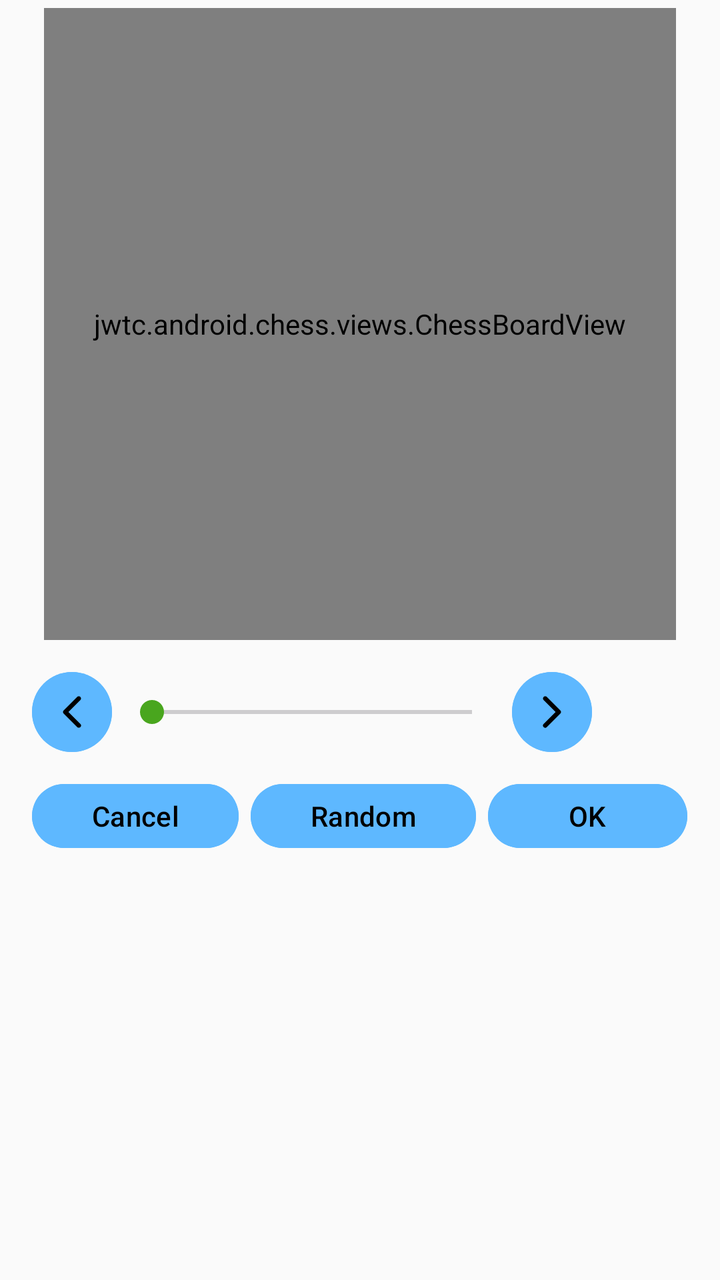
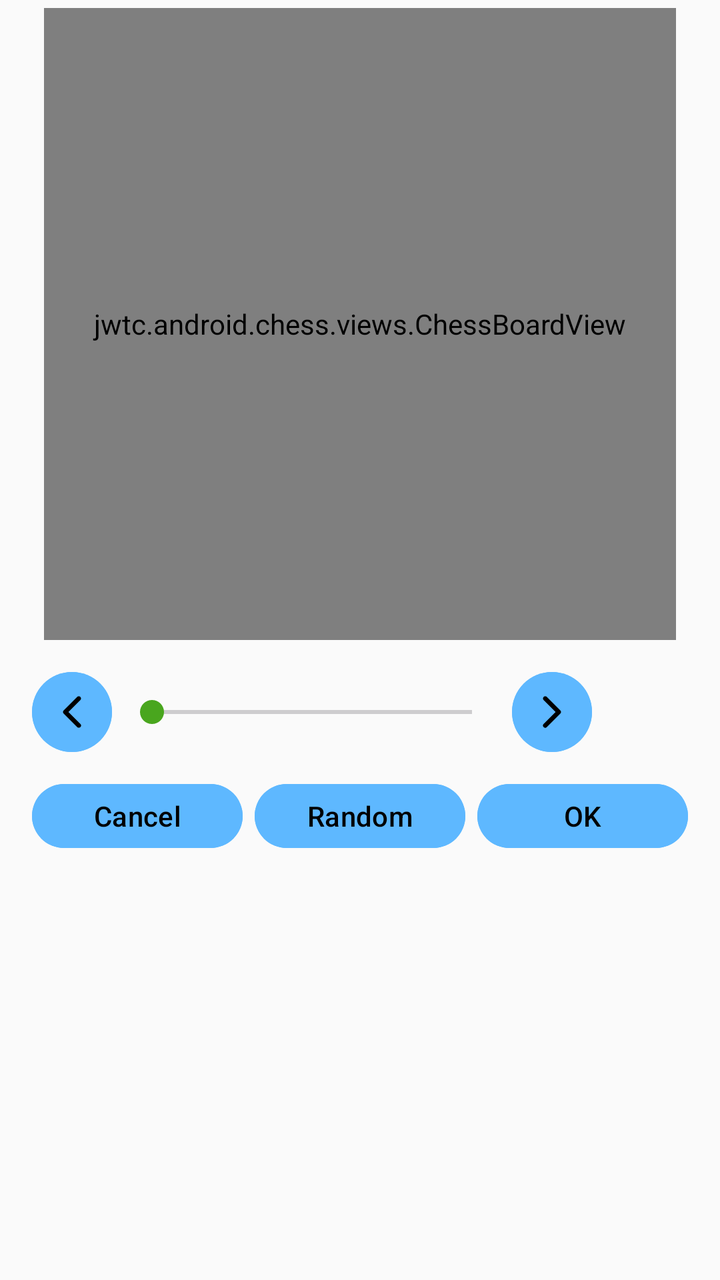

Two renders of the same Android screen: before a commit and after it. Below are the layout's source before the change and the commit's diff.
<!-- AndroidManifest.xml: application theme ChessTheme -->
<!-- res/layout/random_fischer.xml -->
<?xml version="1.0" encoding="utf-8"?>
<androidx.constraintlayout.widget.ConstraintLayout xmlns:android="http://schemas.android.com/apk/res/android"
    xmlns:app="http://schemas.android.com/apk/res-auto"
    android:orientation="vertical"
    android:layout_width="match_parent"
    android:layout_height="match_parent"
    android:padding="4dp"
    android:id="@+id/LayoutMain">

    <androidx.constraintlayout.widget.ConstraintLayout
        android:id="@+id/board_area"
        android:layout_width="0dp"
        android:layout_height="0dp"
        app:layout_constraintTop_toTopOf="parent"
        app:layout_constraintStart_toStartOf="parent"
        app:layout_constraintEnd_toEndOf="parent"
        app:layout_constraintBottom_toTopOf="@id/play_controls">

        <include
            android:id="@+id/includeboard"
            layout="@layout/chessboard"
            android:layout_width="0dp"
            android:layout_height="0dp"
            app:layout_constraintTop_toTopOf="parent"
            app:layout_constraintBottom_toBottomOf="parent"
            app:layout_constraintStart_toStartOf="parent"
            app:layout_constraintEnd_toEndOf="parent"
            app:layout_constraintDimensionRatio="W,1:1" />

    </androidx.constraintlayout.widget.ConstraintLayout>

    <ScrollView
        android:id="@+id/play_controls"
        android:layout_width="0dp"
        android:layout_height="0dp"
        android:minHeight="64dp"
        android:padding="4dp"
        app:layout_constraintTop_toBottomOf="@id/board_area"
        app:layout_constraintBottom_toBottomOf="parent"
        app:layout_constraintStart_toStartOf="parent"
        app:layout_constraintEnd_toEndOf="parent">

        <LinearLayout
            android:orientation="vertical"
            android:layout_width="match_parent"
            android:layout_height="wrap_content"
            android:padding="4dp">

            <TableLayout
                android:layout_width="match_parent"
                android:layout_height="wrap_content"
                android:stretchColumns="1"
                android:layout_marginTop="4dp">

                <TableRow
                    android:layout_width="match_parent"
                    android:layout_height="wrap_content"
                    android:gravity="center">

                    <com.google.android.material.button.MaterialButton
                        android:id="@+id/ButtonPrevious"
                        app:icon="@drawable/ic_chevron_left"
                        style="?attr/chessImageButtonStyle" />

                    <SeekBar
                        android:id="@+id/seekbar"
                        android:layout_width="match_parent"
                        android:layout_height="wrap_content"
                        android:max="959" />

                    <com.google.android.material.button.MaterialButton
                        android:id="@+id/ButtonNext"
                        app:icon="@drawable/ic_chevron_right"
                        style="?attr/chessImageButtonStyle" />

                    <TextView
                        android:id="@+id/TextViewSeed"
                        android:layout_width="48dp"
                        android:layout_height="wrap_content"
                        style="@style/MyHeaderTextStyle"></TextView>
                </TableRow>
            </TableLayout>

            <TableLayout
                android:layout_width="match_parent"
                android:layout_height="wrap_content"
                android:layout_marginTop="4dp"
                android:stretchColumns="*">

                <TableRow style="@style/MyRowStyle">

                    <com.google.android.material.button.MaterialButton
                        android:id="@+id/ButtonSetupOptionsCancel"
                        android:text="@string/button_cancel"
                        android:layout_width="wrap_content"
                        android:layout_marginEnd="2dp"
                        style="?attr/chessButtonStyle" />

                    <com.google.android.material.button.MaterialButton
                        android:id="@+id/ButtonSetupOptionsRandom"
                        android:text="@string/choice_random"
                        android:layout_width="wrap_content"
                        android:layout_margin="2dp"
                        style="?attr/chessButtonStyle" />

                    <com.google.android.material.button.MaterialButton
                        android:id="@+id/ButtonSetupOptionsOk"
                        android:text="@string/button_ok"
                        android:layout_width="wrap_content"
                        android:layout_marginStart="2dp"
                        style="?attr/chessButtonStyle" />
                </TableRow>

            </TableLayout>

        </LinearLayout>
    </ScrollView>
</androidx.constraintlayout.widget.ConstraintLayout>
<!-- res/layout/chessboard.xml (included above) -->
<?xml version="1.0" encoding="utf-8"?>
<jwtc.android.chess.views.ChessBoardView xmlns:android="http://schemas.android.com/apk/res/android"
    android:id="@+id/ChessBoardLayout"
    android:focusable="true"
    android:background="@null"
    android:layout_width="wrap_content"
    android:layout_height="wrap_content">

</jwtc.android.chess.views.ChessBoardView>
<!-- resources referenced by this layout -->
<resources>
  <style name="MyHeaderTextStyle" parent="@style/MyTextStyle">
          <item name="android:textSize">@dimen/headerTextSize</item>
          <item name="android:paddingTop">@dimen/headerPaddingY</item>
          <item name="android:paddingBottom">@dimen/headerPaddingY</item>
          <item name="android:paddingLeft">@dimen/headerPaddingX</item>
          <item name="android:paddingRight">@dimen/headerPaddingX</item>
      </style>
  <style name="MyRowStyle">
          <item name="android:layout_marginBottom">1dp</item>
          <item name="android:gravity">center_vertical</item>
      </style>
  <style name="ChessTheme" parent="Theme.Material3.DayNight.NoActionBar">
          <item name="chessToggleButtonStyle">@style/ChessToggleButton</item>
          <item name="chessButtonStyle">@style/ChessButton</item>
          <item name="chessImageButtonStyle">@style/ChessImageButton</item>
          <item name="paneBackground">@color/paneBackgroundColor</item>
          <item name="android:windowAnimationStyle">@null</item>
          <item name="android:windowBackground">@color/backgroundColor</item>
          <item name="colorPrimary">@color/primaryColor</item>
          <item name="colorPrimaryVariant">@color/primaryVariantColor</item>
          <item name="colorOnPrimary">@color/primaryTextColor</item>
          <item name="colorSecondary">@color/secondaryColor</item>
          <item name="colorSecondaryVariant">@color/secondaryVariantColor</item>
          <item name="colorOnSecondary">@color/secondaryTextColor</item>
          <item name="colorSurface">@color/surfaceColor</item>
          <item name="colorOnSurface">@color/surfaceTextColor</item>
          <item name="colorControlHighlight">@color/secondaryColor</item>
          <item name="rippleColor">@color/secondaryColor</item>
          <item name="switchStyle">@style/MySwitchStyle</item>
          <item name="materialButtonStyle">@style/ChessButton</item>
          <item name="materialAlertDialogTheme">@style/ChessAlertDialogTheme</item>
      </style>
  <style name="MyTextStyle" parent="ChessTextAppearance">
          <item name="android:paddingTop">@dimen/normalPaddingY</item>
          <item name="android:paddingBottom">@dimen/normalPaddingY</item>
          <item name="android:paddingLeft">@dimen/normalPaddingX</item>
          <item name="android:paddingRight">@dimen/normalPaddingX</item>
          <item name="android:textSize">@dimen/normalTextSize</item>
      </style>
  <dimen name="headerTextSize">16sp</dimen>
  <dimen name="headerPaddingY">4dp</dimen>
  <dimen name="headerPaddingX">8dp</dimen>
  <style name="ChessButton" parent="Widget.Material3.Button">
          <item name="android:textColor">@color/surfaceTextColor</item>
          <item name="android:tint">@color/primaryTextColor</item>
          <item name="android:backgroundTint">@color/imagebutton_background</item>
          <item name="rippleColor">@color/secondaryVariantColor</item>
          <item name="android:layout_height">@dimen/imageButtonSize</item>
          <item name="android:layout_margin">4dip</item>
      </style>
  <style name="ChessImageButton" parent="Widget.Material3.Button.Icon">
          <item name="enforceMaterialTheme">true</item>
          <item name="enforceTextAppearance">false</item>
          <item name="android:textColor">@color/surfaceTextColor</item>
          <item name="android:tint">@color/primaryTextColor</item>
          <item name="android:backgroundTint">@color/imagebutton_background</item>
          <item name="rippleColor">@color/secondaryVariantColor</item>
          <item name="android:layout_width">@dimen/imageButtonSize</item>
          <item name="android:layout_height">@dimen/imageButtonSize</item>
          <item name="android:padding">0dip</item>
          <item name="iconGravity">textStart</item>
          <item name="iconPadding">0dp</item>
          <item name="android:insetLeft">0dp</item>
          <item name="android:insetRight">0dp</item>
          <item name="android:insetTop">0dp</item>
          <item name="android:insetBottom">0dp</item>
          <item name="android:minWidth">0dp</item>
          <item name="android:minHeight">0dp</item>
          <item name="minWidth">0dp</item>
          <item name="minHeight">0dp</item>
          <item name="ensureMinTouchTargetSize">false</item>
          <item name="android:layout_margin">4dip</item>
      </style>
  <color name="paneBackgroundColor">#20879FB6</color>
  <dimen name="normalPaddingY">1dp</dimen>
  <dimen name="normalPaddingX">8dp</dimen>
  <dimen name="normalTextSize">16sp</dimen>
  <dimen name="imageButtonSize">48dp</dimen>
  <!-- unchanged entries left out for length: 18 -->
</resources>

<!-- the commit's change to res/layout/random_fischer.xml (unified diff, before → after) -->
@@ -4,7 +4,7 @@
     android:orientation="vertical"
     android:layout_width="match_parent"
     android:layout_height="match_parent"
-    android:padding="4dp"
+    android:padding="@dimen/board_screen_padding"
     android:id="@+id/LayoutMain">
 
     <androidx.constraintlayout.widget.ConstraintLayout
@@ -34,7 +34,7 @@
         android:layout_width="0dp"
         android:layout_height="0dp"
         android:minHeight="64dp"
-        android:padding="4dp"
+        android:padding="@dimen/control_padding"
         app:layout_constraintTop_toBottomOf="@id/board_area"
         app:layout_constraintBottom_toBottomOf="parent"
         app:layout_constraintStart_toStartOf="parent"
@@ -44,13 +44,13 @@
             android:orientation="vertical"
             android:layout_width="match_parent"
             android:layout_height="wrap_content"
-            android:padding="4dp">
+            android:padding="@dimen/control_padding">
 
             <TableLayout
                 android:layout_width="match_parent"
                 android:layout_height="wrap_content"
                 android:stretchColumns="1"
-                android:layout_marginTop="4dp">
+                android:layout_marginTop="@dimen/board_control_gap">
 
                 <TableRow
                     android:layout_width="match_parent"
@@ -84,7 +84,7 @@
             <TableLayout
                 android:layout_width="match_parent"
                 android:layout_height="wrap_content"
-                android:layout_marginTop="4dp"
+                android:layout_marginTop="@dimen/board_control_gap"
                 android:stretchColumns="*">
 
                 <TableRow style="@style/MyRowStyle">
@@ -93,21 +93,21 @@
                         android:id="@+id/ButtonSetupOptionsCancel"
                         android:text="@string/button_cancel"
                         android:layout_width="wrap_content"
-                        android:layout_marginEnd="2dp"
+                        android:layout_marginEnd="@dimen/tiny_control_gap"
                         style="?attr/chessButtonStyle" />
 
                     <com.google.android.material.button.MaterialButton
                         android:id="@+id/ButtonSetupOptionsRandom"
                         android:text="@string/choice_random"
                         android:layout_width="wrap_content"
-                        android:layout_margin="2dp"
+                        android:layout_margin="@dimen/tiny_control_gap"
                         style="?attr/chessButtonStyle" />
 
                     <com.google.android.material.button.MaterialButton
                         android:id="@+id/ButtonSetupOptionsOk"
                         android:text="@string/button_ok"
                         android:layout_width="wrap_content"
-                        android:layout_marginStart="2dp"
+                        android:layout_marginStart="@dimen/tiny_control_gap"
                         style="?attr/chessButtonStyle" />
                 </TableRow>
 
<!-- resource entries referenced after the edit -->
@@ -1,21 +1,24 @@
 <!-- resources referenced by this layout -->
 <resources>
+  <dimen name="board_control_gap">@dimen/space_small</dimen>
+  <dimen name="board_screen_padding">@dimen/space_small</dimen>
+  <dimen name="control_padding">@dimen/space_small</dimen>
+  <dimen name="tiny_control_gap">@dimen/space_tiny</dimen>
   <style name="MyHeaderTextStyle" parent="@style/MyTextStyle">
-          <item name="android:textSize">@dimen/headerTextSize</item>
-          <item name="android:paddingTop">@dimen/headerPaddingY</item>
-          <item name="android:paddingBottom">@dimen/headerPaddingY</item>
-          <item name="android:paddingLeft">@dimen/headerPaddingX</item>
-          <item name="android:paddingRight">@dimen/headerPaddingX</item>
+          <item name="android:textSize">@dimen/header_text_size</item>
+          <item name="android:paddingTop">@dimen/header_padding_vertical</item>
+          <item name="android:paddingBottom">@dimen/header_padding_vertical</item>
+          <item name="android:paddingLeft">@dimen/header_padding_horizontal</item>
+          <item name="android:paddingRight">@dimen/header_padding_horizontal</item>
       </style>
   <style name="MyRowStyle">
-          <item name="android:layout_marginBottom">1dp</item>
+          <item name="android:layout_marginBottom">@dimen/board_row_gap</item>
           <item name="android:gravity">center_vertical</item>
       </style>
   <style name="ChessTheme" parent="Theme.Material3.DayNight.NoActionBar">
           <item name="chessToggleButtonStyle">@style/ChessToggleButton</item>
           <item name="chessButtonStyle">@style/ChessButton</item>
           <item name="chessImageButtonStyle">@style/ChessImageButton</item>
-          <item name="paneBackground">@color/paneBackgroundColor</item>
           <item name="android:windowAnimationStyle">@null</item>
           <item name="android:windowBackground">@color/backgroundColor</item>
           <item name="colorPrimary">@color/primaryColor</item>
@@ -32,23 +35,30 @@
           <item name="materialButtonStyle">@style/ChessButton</item>
           <item name="materialAlertDialogTheme">@style/ChessAlertDialogTheme</item>
       </style>
+  <dimen name="space_small">4dp</dimen>
+  <dimen name="space_tiny">2dp</dimen>
   <style name="MyTextStyle" parent="ChessTextAppearance">
-          <item name="android:paddingTop">@dimen/normalPaddingY</item>
-          <item name="android:paddingBottom">@dimen/normalPaddingY</item>
-          <item name="android:paddingLeft">@dimen/normalPaddingX</item>
-          <item name="android:paddingRight">@dimen/normalPaddingX</item>
-          <item name="android:textSize">@dimen/normalTextSize</item>
+          <item name="android:paddingTop">@dimen/text_padding_vertical</item>
+          <item name="android:paddingBottom">@dimen/text_padding_vertical</item>
+          <item name="android:paddingLeft">@dimen/text_padding_horizontal</item>
+          <item name="android:paddingRight">@dimen/text_padding_horizontal</item>
+          <item name="android:textSize">@dimen/body_text_size</item>
       </style>
-  <dimen name="headerTextSize">16sp</dimen>
-  <dimen name="headerPaddingY">4dp</dimen>
-  <dimen name="headerPaddingX">8dp</dimen>
+  <dimen name="header_text_size">16sp</dimen>
+  <dimen name="header_padding_vertical">@dimen/space_small</dimen>
+  <dimen name="header_padding_horizontal">@dimen/space_medium</dimen>
+  <dimen name="board_row_gap">@dimen/space_hairline</dimen>
   <style name="ChessButton" parent="Widget.Material3.Button">
           <item name="android:textColor">@color/surfaceTextColor</item>
           <item name="android:tint">@color/primaryTextColor</item>
           <item name="android:backgroundTint">@color/imagebutton_background</item>
           <item name="rippleColor">@color/secondaryVariantColor</item>
-          <item name="android:layout_height">@dimen/imageButtonSize</item>
-          <item name="android:layout_margin">4dip</item>
+          <item name="android:layout_height">@dimen/image_button_size</item>
+          <item name="android:layout_margin">@dimen/compact_control_gap</item>
+          <item name="android:paddingLeft">12dp</item>
+          <item name="android:paddingRight">12dp</item>
+          <item name="android:paddingTop">4dp</item>
+          <item name="android:paddingBottom">4dp</item>
       </style>
   <style name="ChessImageButton" parent="Widget.Material3.Button.Icon">
           <item name="enforceMaterialTheme">true</item>
@@ -57,8 +67,8 @@
           <item name="android:tint">@color/primaryTextColor</item>
           <item name="android:backgroundTint">@color/imagebutton_background</item>
           <item name="rippleColor">@color/secondaryVariantColor</item>
-          <item name="android:layout_width">@dimen/imageButtonSize</item>
-          <item name="android:layout_height">@dimen/imageButtonSize</item>
+          <item name="android:layout_width">@dimen/image_button_size</item>
+          <item name="android:layout_height">@dimen/image_button_size</item>
           <item name="android:padding">0dip</item>
           <item name="iconGravity">textStart</item>
           <item name="iconPadding">0dp</item>
@@ -71,13 +81,15 @@
           <item name="minWidth">0dp</item>
           <item name="minHeight">0dp</item>
           <item name="ensureMinTouchTargetSize">false</item>
-          <item name="android:layout_margin">4dip</item>
+          <item name="android:layout_margin">@dimen/compact_control_gap</item>
       </style>
-  <color name="paneBackgroundColor">#20879FB6</color>
-  <dimen name="normalPaddingY">1dp</dimen>
-  <dimen name="normalPaddingX">8dp</dimen>
-  <dimen name="normalTextSize">16sp</dimen>
-  <dimen name="imageButtonSize">48dp</dimen>
+  <dimen name="text_padding_vertical">@dimen/space_hairline</dimen>
+  <dimen name="text_padding_horizontal">@dimen/space_medium</dimen>
+  <dimen name="body_text_size">16sp</dimen>
+  <dimen name="space_medium">8dp</dimen>
+  <dimen name="space_hairline">1dp</dimen>
+  <dimen name="image_button_size">48dp</dimen>
+  <dimen name="compact_control_gap">@dimen/space_small</dimen>
   <!-- unchanged entries left out for length: 18 -->
 </resources>
 
